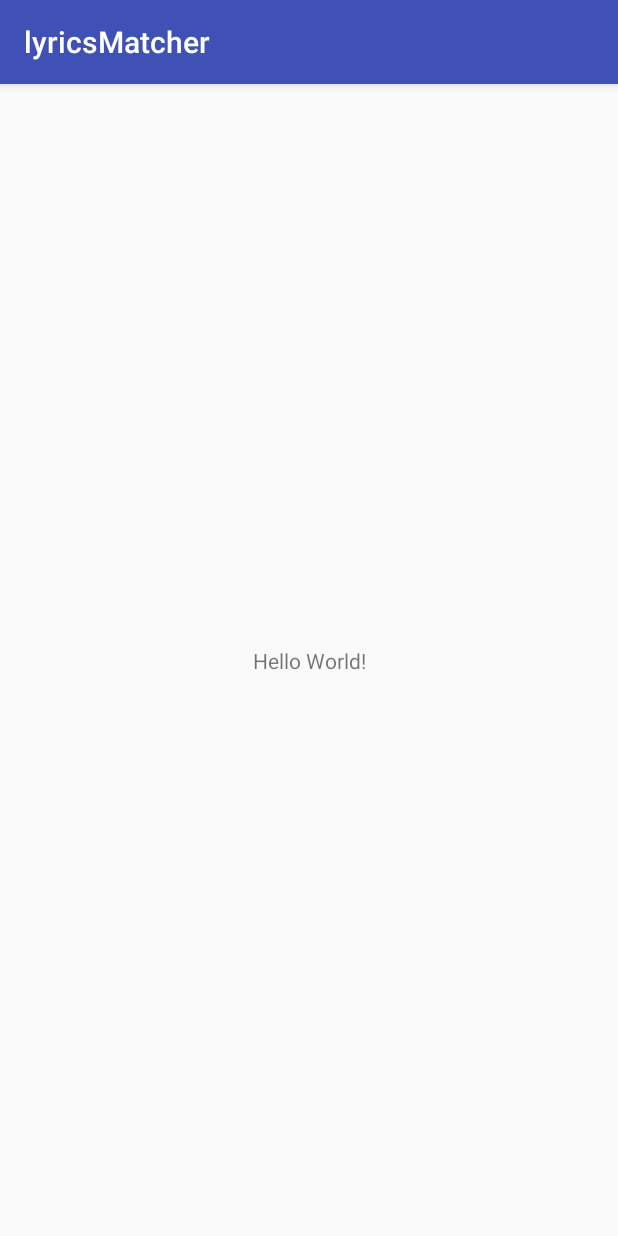
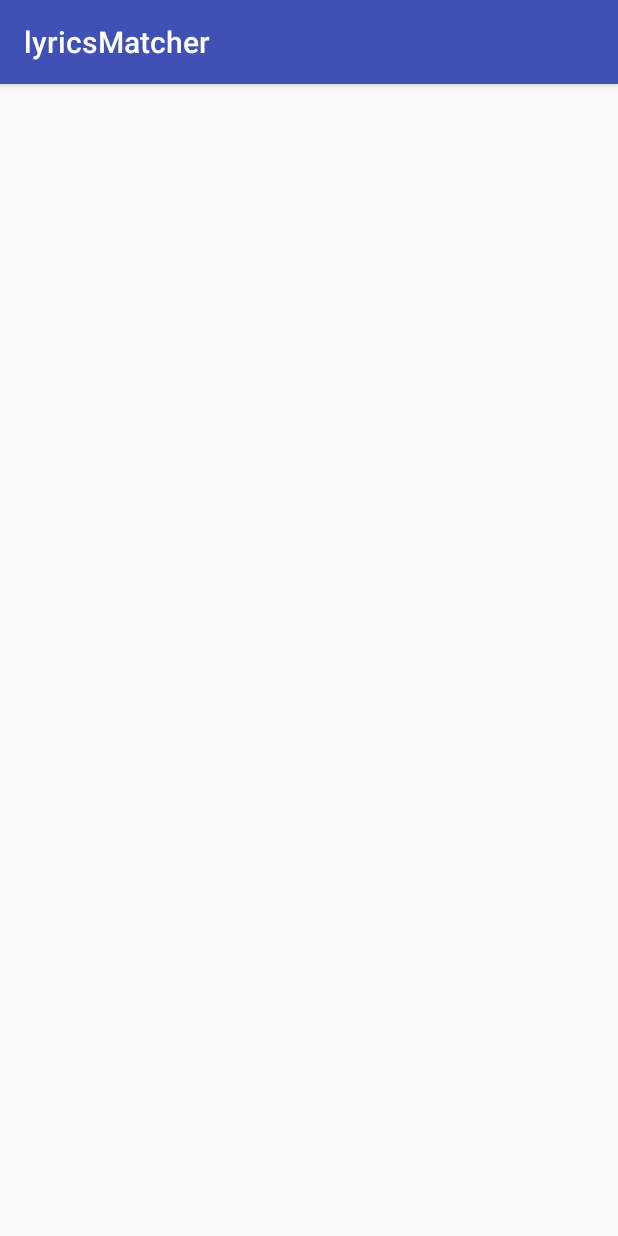
Before and after one commit to Edgarcho/Parallel-Music, an Android app: the screen it shows after launch (MainActivity), on a phone screen of 412 x 824 dp. Run offline under Robolectric (Android 15) with nearby library versions, the phone set to English and light mode, and no system bars.

Commit message:
Create relative layout for main activity

```diff
--- a/app/src/main/res/layout/activity_main.xml
+++ b/app/src/main/res/layout/activity_main.xml
@@ -1,18 +1,5 @@
 <?xml version="1.0" encoding="utf-8"?>
-<android.support.constraint.ConstraintLayout xmlns:android="http://schemas.android.com/apk/res/android"
-    xmlns:app="http://schemas.android.com/apk/res-auto"
-    xmlns:tools="http://schemas.android.com/tools"
-    android:layout_width="match_parent"
-    android:layout_height="match_parent"
-    tools:context="com.epicodus.lyricsmatcher.MainActivity">
+<RelativeLayout xmlns:android="http://schemas.android.com/apk/res/android"
+    android:layout_width="match_parent" android:layout_height="match_parent">
 
-    <TextView
-        android:layout_width="wrap_content"
-        android:layout_height="wrap_content"
-        android:text="Hello World!"
-        app:layout_constraintBottom_toBottomOf="parent"
-        app:layout_constraintLeft_toLeftOf="parent"
-        app:layout_constraintRight_toRightOf="parent"
-        app:layout_constraintTop_toTopOf="parent" />
-
-</android.support.constraint.ConstraintLayout>
+</RelativeLayout>
```
